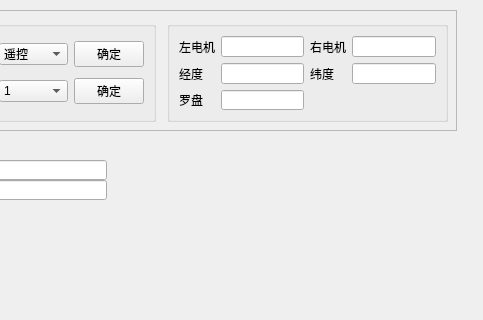
This is 上位机/2.0/上位机ui.ui in Mrizhou/Upper-and-lower-computers as Qt 5 draws it before an edit; both pictures show x 244 to 727 and y 0 to 320 of the 727 by 796 pixel window. The edited form follows.
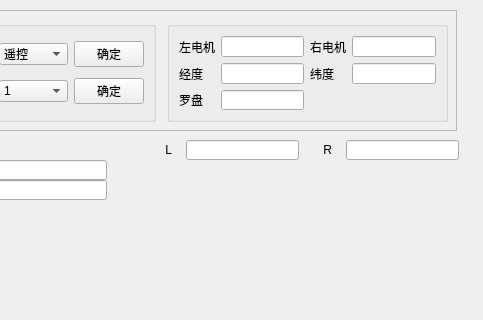
This is the edited form.

```diff
--- a/上位机/2.0/上位机ui.ui
+++ b/上位机/2.0/上位机ui.ui
@@ -436,6 +436,58 @@
     <string>终点纬度</string>
    </property>
   </widget>
+  <widget class="QLineEdit" name="Lsend_4">
+   <property name="geometry">
+    <rect>
+     <x>430</x>
+     <y>140</y>
+     <width>113</width>
+     <height>20</height>
+    </rect>
+   </property>
+  </widget>
+  <widget class="QLineEdit" name="Rsend_4">
+   <property name="geometry">
+    <rect>
+     <x>590</x>
+     <y>140</y>
+     <width>113</width>
+     <height>20</height>
+    </rect>
+   </property>
+  </widget>
+  <widget class="QLabel" name="Lsend_3">
+   <property name="geometry">
+    <rect>
+     <x>380</x>
+     <y>140</y>
+     <width>36</width>
+     <height>20</height>
+    </rect>
+   </property>
+   <property name="text">
+    <string>L</string>
+   </property>
+   <property name="alignment">
+    <set>Qt::AlignRight|Qt::AlignTrailing|Qt::AlignVCenter</set>
+   </property>
+  </widget>
+  <widget class="QLabel" name="Rsend_3">
+   <property name="geometry">
+    <rect>
+     <x>540</x>
+     <y>140</y>
+     <width>36</width>
+     <height>20</height>
+    </rect>
+   </property>
+   <property name="text">
+    <string>R</string>
+   </property>
+   <property name="alignment">
+    <set>Qt::AlignRight|Qt::AlignTrailing|Qt::AlignVCenter</set>
+   </property>
+  </widget>
  </widget>
  <resources/>
  <connections/>
```
